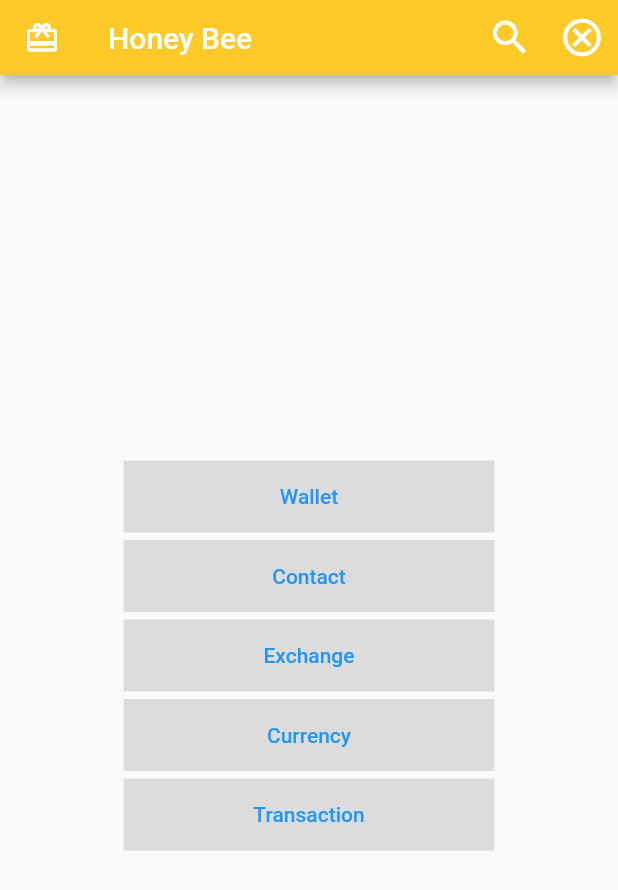
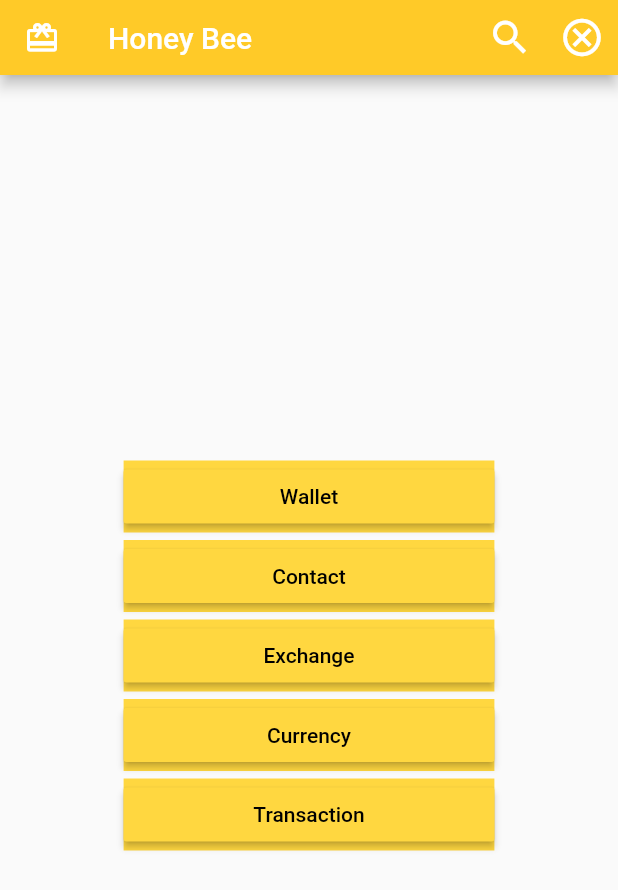
Before and after one commit to badael/test, a Flutter app: the screen it shows after launch, on a phone screen of 412 x 824 dp. Shown: the top 890 px of the screen. Run offline on Flutter 3.47's test engine with Material 2 defaults, Android fonts, the phone set to English and light mode, and no system bars; our stand-ins replace bloc, conditional_builder, floor, flutter_bloc, sqflite; accounts and stored records are empty; generated files the repository leaves out were written again.

```diff
--- a/lib/database/database.dart
+++ b/lib/database/database.dart
@@ -8,6 +8,7 @@ import 'package:sqflite/sqflite.dart' as sqflite;
 import 'package:test_database_floor/models/contact.dart';
 import 'package:test_database_floor/models/currency.dart';
 import 'package:test_database_floor/models/exchange_category.dart';
+import 'package:test_database_floor/models/mix_data.dart';
 import 'package:test_database_floor/models/transaction.dart';
 import 'package:test_database_floor/models/wallet.dart';
 import 'package:test_database_floor/services/dao/dao_contact.dart';
--- a/lib/screens/myhomepage.dart
+++ b/lib/screens/myhomepage.dart
@@ -9,6 +9,7 @@ import 'package:test_database_floor/services/currency_cubit/cubit.dart';
 import 'package:test_database_floor/services/wallet_cubit/cubit.dart';
 import 'package:flutter_bloc/flutter_bloc.dart';
 import 'package:test_database_floor/widget/custom_appBar.dart';
+import 'package:test_database_floor/widget/widgets.dart';
 
 class MyHomePage extends StatelessWidget {
 
@@ -36,55 +37,65 @@ class MyHomePage extends StatelessWidget {
             children: [
               Container(
                 width: MediaQuery.of(context).size.width * 0.6,
-                color: Colors.black12,
-                child: TextButton(
-                    onPressed: () => Navigator.push(context,
-                        MaterialPageRoute(builder: (context) => WalletHome())),
-                    child: Text('Wallet')),
+                color: Colors.amberAccent,
+                child:customRaisedButton(text: 'Wallet', onPressed: () => Navigator.push(context,
+                    MaterialPageRoute(builder: (context) => WalletHome()))),
+                // TextButton(
+                //     onPressed: () => Navigator.push(context,
+                //         MaterialPageRoute(builder: (context) => WalletHome())),
+                //     child: Text('Wallet')),
               ),
               SizedBox(
                 height: 5,
               ),
               Container(
                 width: MediaQuery.of(context).size.width * 0.6,
-                color: Colors.black12,
-                child: TextButton(
-                    onPressed: () => Navigator.push(context,
-                        MaterialPageRoute(builder: (context) => ContactHome())),
-                    child: Text('Contact')),
+                color: Colors.amberAccent,
+                child: customRaisedButton(text: 'Contact', onPressed: () => Navigator.push(context,
+              MaterialPageRoute(builder: (context) => ContactHome()))),
+              //   TextButton(
+              //       onPressed: () => Navigator.push(context,
+              //           MaterialPageRoute(builder: (context) => ContactHome())),
+              //       child: Text('Contact')),
               ),
               SizedBox(
                 height: 5,
               ),
               Container(
                 width: MediaQuery.of(context).size.width * 0.6,
-                color: Colors.black12,
-                child: TextButton(
-                    onPressed: () => Navigator.push(context,
-                        MaterialPageRoute(builder: (context) => ExchangeHome())),
-                    child: Text('Exchange')),
+                color: Colors.amberAccent,
+                child:customRaisedButton(text: 'Exchange', onPressed: () => Navigator.push(context,
+                    MaterialPageRoute(builder: (context) => ExchangeHome()))),
+                // TextButton(
+                //     onPressed: () => Navigator.push(context,
+                //         MaterialPageRoute(builder: (context) => ExchangeHome())),
+                //     child: Text('Exchange')),
               ),
               SizedBox(
                 height: 5,
               ),
               Container(
                 width: MediaQuery.of(context).size.width * 0.6,
-                color: Colors.black12,
-                child: TextButton(
-                    onPressed: () => Navigator.push(context,
-                        MaterialPageRoute(builder: (context) => CurrencyHome())),
-                    child: Text('Currency')),
+                color: Colors.amberAccent,
+                child: customRaisedButton(text: 'Currency', onPressed: () => Navigator.push(context,
+                    MaterialPageRoute(builder: (context) => CurrencyHome()))),
+                // TextButton(
+                //     onPressed: () => Navigator.push(context,
+                //         MaterialPageRoute(builder: (context) => CurrencyHome())),
+                //     child: Text('Currency')),
               ),
               SizedBox(
                 height: 5,
               ),
               Container(
                 width: MediaQuery.of(context).size.width * 0.6,
-                color: Colors.black12,
-                child: TextButton(
-                    onPressed: () => Navigator.push(context,
-                        MaterialPageRoute(builder: (context) => TransactionHome())),
-                    child: Text('Transaction')),
+                color: Colors.amberAccent,
+                child:customRaisedButton(text: 'Transaction', onPressed: () => Navigator.push(context,
+                    MaterialPageRoute(builder: (context) => TransactionHome()))),
+                // TextButton(
+                //     onPressed: () => Navigator.push(context,
+                //         MaterialPageRoute(builder: (context) => TransactionHome())),
+                //     child: Text('Transaction')),
               ),
             ],
           )),
--- a/lib/services/dao/dao_transaction.dart
+++ b/lib/services/dao/dao_transaction.dart
@@ -1,6 +1,7 @@
 // dao/person_dao.dart
 
 import 'package:floor/floor.dart';
+import 'package:test_database_floor/models/mix_data.dart';
 import 'package:test_database_floor/models/transaction.dart';
 
 @dao
@@ -22,4 +23,7 @@ abstract class TransactionDao {
 
   @insert
   Future<void> insertTransaction(Transaction transaction);
+
+  @Query('SELECT t.id,w.name_wallet,c.name,e.name_exchange_category,t.total,t.paid,t.rest,t.description,t.transaction_date,t.is_income FROM "transaction" t,Wallet w,Contact c,exchange_category e WHERE t.wallet=w.id and t.exchange = e.id and t.contact =c.id')
+  Future<Mix> mixData();
 }
```
Also changed, not shown: lib/models/mix_data.dart (added, +20 -0 lines), lib/screens/contact/contact_home.dart (+8 -5 lines), lib/screens/currency/currency_home.dart (+8 -5 lines), lib/screens/exchange/exchange_home.dart (+8 -5 lines), lib/screens/transaction/transaction_home.dart (+12 -7 lines), lib/screens/wallet/wallet_home.dart (+8 -5 lines), lib/services/transaction_cubit/cubit.dart (+18 -0 lines), lib/widget/widgets.dart (added, +95 -0 lines), lib/database/database.g.dart.
